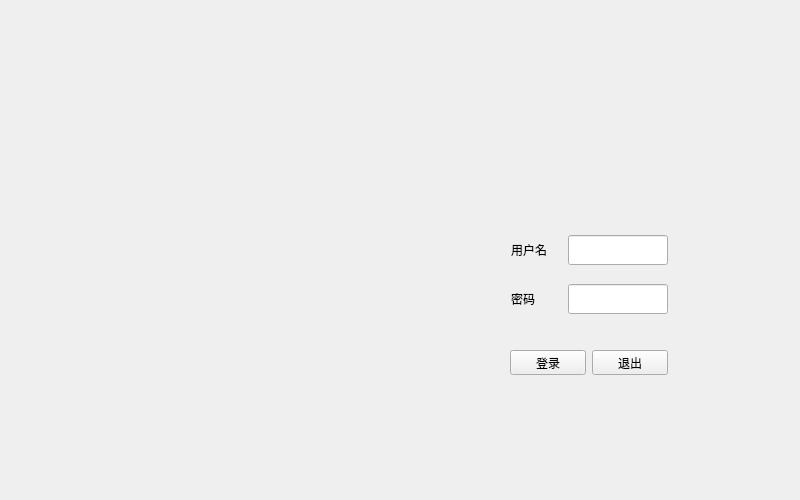
Before: the Qt Designer form src/ui/login.ui in renyilin2007/shot-training-manager-system, drawn with Qt 5.
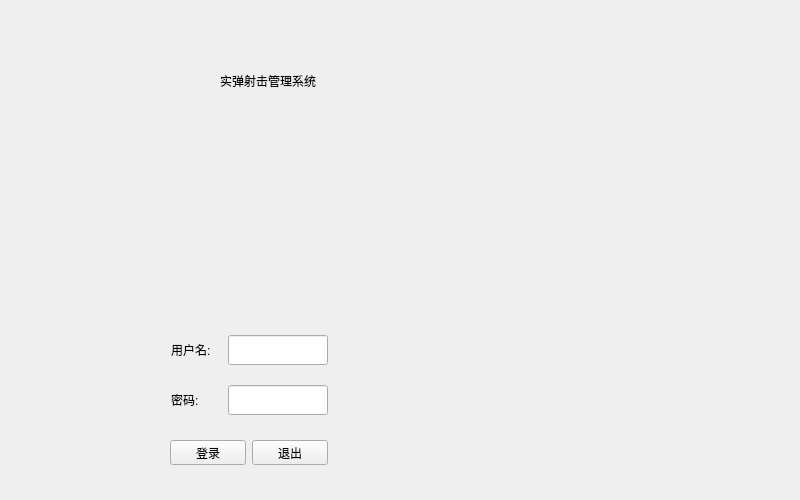
After: the same form once the commit is applied. Icons and pictures are not drawn.

Commit message: 增加login贴图

```diff
--- a/src/ui/login.ui
+++ b/src/ui/login.ui
@@ -13,11 +13,15 @@
   <property name="windowTitle">
    <string>Form</string>
   </property>
+  <property name="styleSheet">
+   <string notr="true">background-image: url(:/data/素材选取/射击训练火.png);
+</string>
+  </property>
   <widget class="QWidget" name="horizontalLayoutWidget">
    <property name="geometry">
     <rect>
-     <x>510</x>
-     <y>230</y>
+     <x>170</x>
+     <y>330</y>
      <width>160</width>
      <height>41</height>
     </rect>
@@ -32,7 +36,7 @@
        </size>
       </property>
       <property name="text">
-       <string>用户名</string>
+       <string>用户名:</string>
       </property>
      </widget>
     </item>
@@ -51,8 +55,8 @@
   <widget class="QWidget" name="horizontalLayoutWidget_2">
    <property name="geometry">
     <rect>
-     <x>510</x>
-     <y>279</y>
+     <x>170</x>
+     <y>380</y>
      <width>160</width>
      <height>41</height>
     </rect>
@@ -67,7 +71,7 @@
        </size>
       </property>
       <property name="text">
-       <string>密码</string>
+       <string>密码:</string>
       </property>
      </widget>
     </item>
@@ -83,11 +87,11 @@
     </item>
    </layout>
   </widget>
-  <widget class="QWidget" name="">
+  <widget class="QWidget" name="layoutWidget">
    <property name="geometry">
     <rect>
-     <x>510</x>
-     <y>350</y>
+     <x>170</x>
+     <y>440</y>
      <width>158</width>
      <height>25</height>
     </rect>
@@ -109,8 +113,24 @@
     </item>
    </layout>
   </widget>
-  <zorder>LoginBtn_LogInUI</zorder>
-  <zorder>ExitBtn_LogInUI</zorder>
+  <widget class="QLabel" name="label">
+   <property name="geometry">
+    <rect>
+     <x>220</x>
+     <y>40</y>
+     <width>341</width>
+     <height>81</height>
+    </rect>
+   </property>
+   <property name="styleSheet">
+    <string notr="true">font: 75 26pt &quot;Aharoni&quot;;
+font: 28pt &quot;黑体&quot;;</string>
+   </property>
+   <property name="text">
+    <string>实弹射击管理系统</string>
+   </property>
+  </widget>
+  <zorder>layoutWidget</zorder>
   <zorder>horizontalLayoutWidget</zorder>
   <zorder>horizontalLayoutWidget_2</zorder>
   <zorder>textEdit_3</zorder>
```
Left out of the diff: 3 changed lines with no effect on the pictures. The commit also changes 3 other files.
